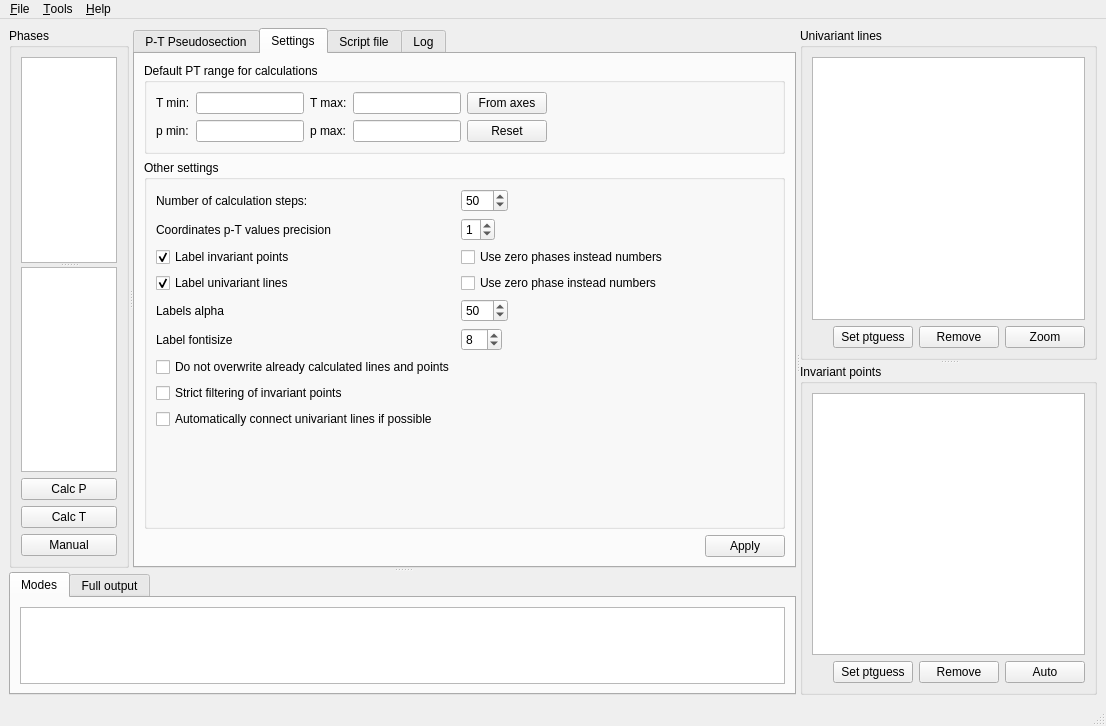
Before: the Qt Designer form pypsbuilder/ui/psbuilder.ui in ondrolexa/pypsbuilder, drawn with Qt 5.
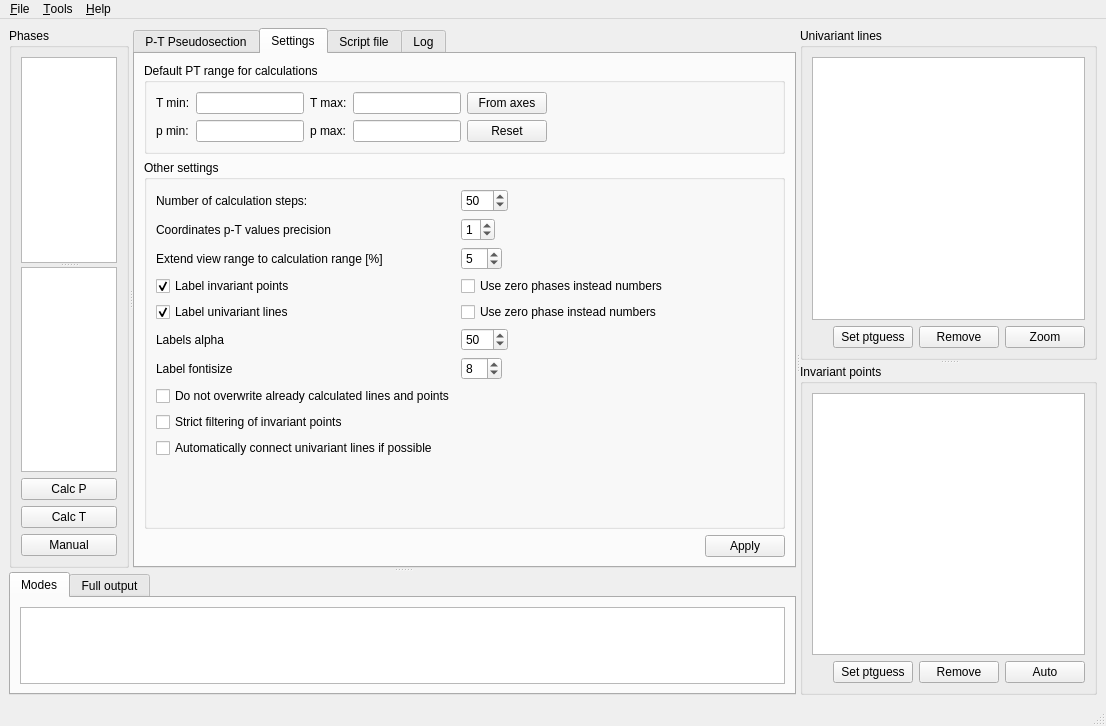
After: the same form once the commit is applied. The open tabs and pages were chosen to show the change.

Commit message: Extend calc range option

Diff of the .ui file:
```diff
--- a/pypsbuilder/ui/psbuilder.ui
+++ b/pypsbuilder/ui/psbuilder.ui
@@ -381,6 +381,29 @@
                </widget>
               </item>
               <item row="2" column="0">
+               <widget class="QLabel" name="label_4">
+                <property name="text">
+                 <string>Extend view range to calculation range [%]</string>
+                </property>
+               </widget>
+              </item>
+              <item row="2" column="1">
+               <widget class="QSpinBox" name="spinOver">
+                <property name="sizePolicy">
+                 <sizepolicy hsizetype="Fixed" vsizetype="Fixed">
+                  <horstretch>0</horstretch>
+                  <verstretch>0</verstretch>
+                 </sizepolicy>
+                </property>
+                <property name="maximum">
+                 <number>20</number>
+                </property>
+                <property name="value">
+                 <number>5</number>
+                </property>
+               </widget>
+              </item>
+              <item row="3" column="0">
                <widget class="QCheckBox" name="checkLabelInv">
                 <property name="text">
                  <string>Label invariant points</string>
@@ -390,14 +413,14 @@
                 </property>
                </widget>
               </item>
-              <item row="2" column="1">
+              <item row="3" column="1">
                <widget class="QCheckBox" name="checkLabelInvText">
                 <property name="text">
                  <string>Use zero phases instead numbers</string>
                 </property>
                </widget>
               </item>
-              <item row="3" column="0">
+              <item row="4" column="0">
                <widget class="QCheckBox" name="checkLabelUni">
                 <property name="text">
                  <string>Label univariant lines</string>
@@ -407,21 +430,21 @@
                 </property>
                </widget>
               </item>
-              <item row="3" column="1">
+              <item row="4" column="1">
                <widget class="QCheckBox" name="checkLabelUniText">
                 <property name="text">
                  <string>Use zero phase instead numbers</string>
                 </property>
                </widget>
               </item>
-              <item row="4" column="0">
+              <item row="5" column="0">
                <widget class="QLabel" name="label_2">
                 <property name="text">
                  <string>Labels alpha</string>
                 </property>
                </widget>
               </item>
-              <item row="4" column="1">
+              <item row="5" column="1">
                <widget class="QSpinBox" name="spinAlpha">
                 <property name="sizePolicy">
                  <sizepolicy hsizetype="Fixed" vsizetype="Fixed">
@@ -440,14 +463,14 @@
                 </property>
                </widget>
               </item>
-              <item row="5" column="0">
+              <item row="6" column="0">
                <widget class="QLabel" name="label_3">
                 <property name="text">
                  <string>Label fontisize</string>
                 </property>
                </widget>
               </item>
-              <item row="5" column="1">
+              <item row="6" column="1">
                <widget class="QSpinBox" name="spinFontsize">
                 <property name="sizePolicy">
                  <sizepolicy hsizetype="Fixed" vsizetype="Fixed">
@@ -469,21 +492,21 @@
                 </property>
                </widget>
               </item>
-              <item row="6" column="0">
+              <item row="7" column="0">
                <widget class="QCheckBox" name="checkOverwrite">
                 <property name="text">
                  <string>Do not overwrite already calculated lines and points</string>
                 </property>
                </widget>
               </item>
-              <item row="7" column="0">
+              <item row="8" column="0">
                <widget class="QCheckBox" name="checkStrict">
                 <property name="text">
                  <string>Strict filtering of invariant points</string>
                 </property>
                </widget>
               </item>
-              <item row="8" column="0">
+              <item row="9" column="0">
                <widget class="QCheckBox" name="checkAutoconnect">
                 <property name="text">
                  <string>Automatically connect univariant lines if possible</string>
```
The commit also changes 6 other files.
